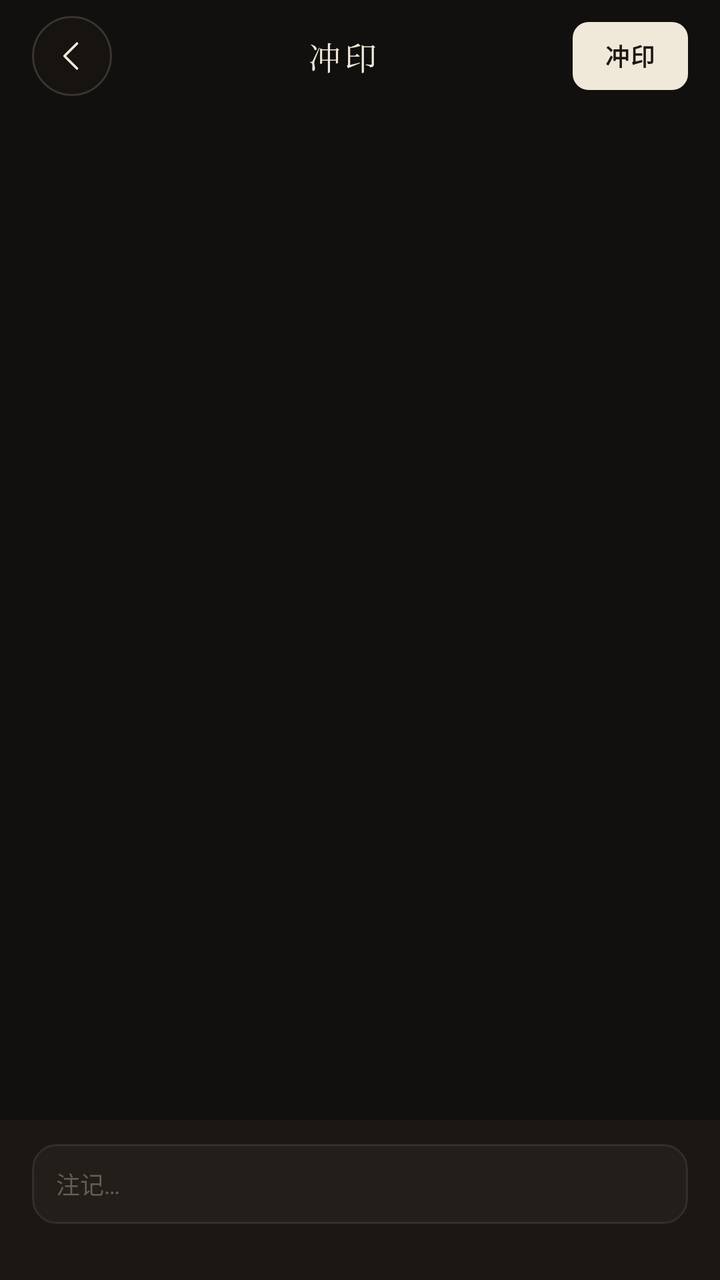
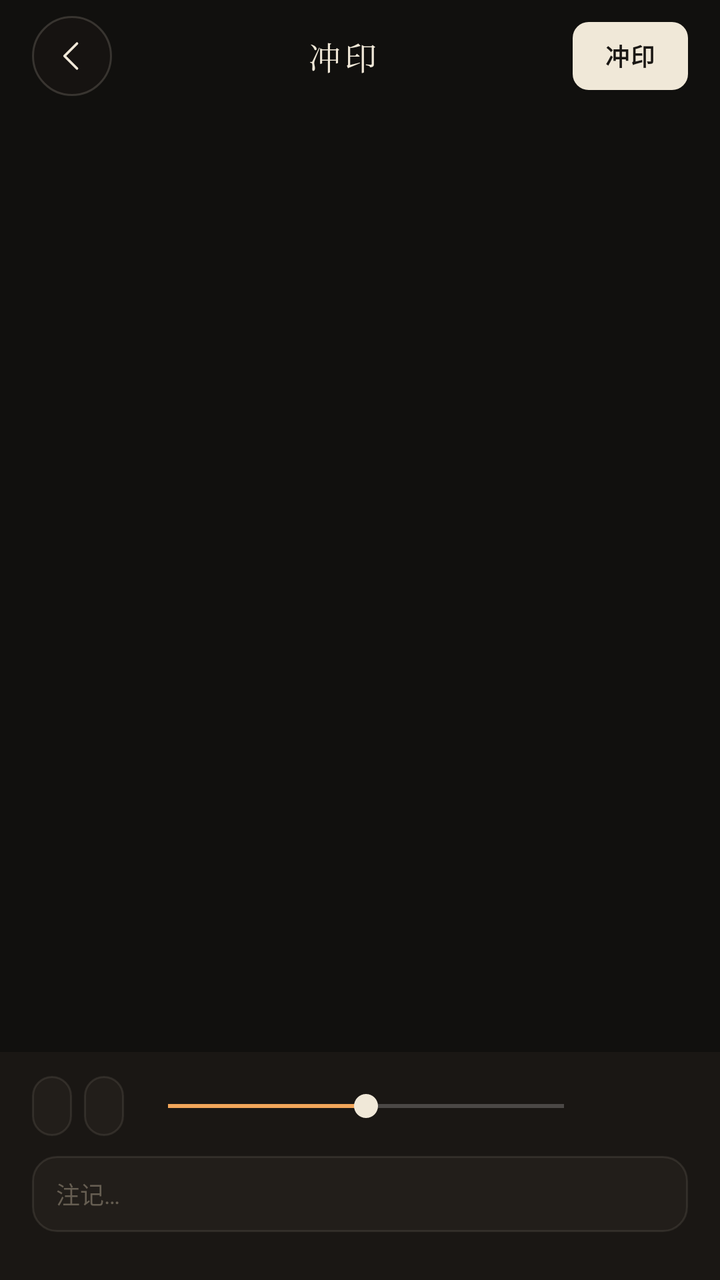

An Android layout rendered at two revisions. The XML below is the earlier revision; the diff shows what the commit changed to produce the second picture.
<!-- AndroidManifest.xml: application theme AppTheme -->
<!-- res/layout/dialog_darkroom_editor.xml -->
<?xml version="1.0" encoding="utf-8"?>
<LinearLayout xmlns:android="http://schemas.android.com/apk/res/android"
    android:id="@+id/editorRoot"
    android:layout_width="match_parent"
    android:layout_height="match_parent"
    android:background="@color/film_black"
    android:orientation="vertical">

    
    <LinearLayout
        android:layout_width="match_parent"
        android:layout_height="56dp"
        android:gravity="center_vertical"
        android:orientation="horizontal"
        android:paddingStart="16dp"
        android:paddingEnd="16dp">

        <ImageButton
            android:id="@+id/editorClose"
            style="@style/TopIconButton"
            android:contentDescription="@string/cancel"
            android:src="@drawable/ic_back" />

        <TextView
            style="@style/TextTitle"
            android:layout_width="0dp"
            android:layout_height="wrap_content"
            android:layout_weight="1"
            android:gravity="center"
            android:text="@string/editor_title" />

        <TextView
            android:id="@+id/editorSave"
            style="@style/TextMonoLabel"
            android:layout_width="wrap_content"
            android:layout_height="34dp"
            android:background="@drawable/bg_segment_active"
            android:gravity="center"
            android:paddingStart="16dp"
            android:paddingEnd="16dp"
            android:text="@string/editor_save"
            android:textColor="@color/ink"
            android:textStyle="bold" />
    </LinearLayout>

    
    <FrameLayout
        android:layout_width="match_parent"
        android:layout_height="0dp"
        android:layout_weight="1"
        android:padding="16dp">

        <ImageView
            android:id="@+id/editorPreview"
            android:layout_width="match_parent"
            android:layout_height="match_parent"
            android:scaleType="fitCenter" />

        <TextView
            android:id="@+id/editorBusy"
            style="@style/TextMonoLabel"
            android:layout_width="wrap_content"
            android:layout_height="wrap_content"
            android:layout_gravity="center"
            android:background="@drawable/bg_hud_bar"
            android:paddingStart="16dp"
            android:paddingTop="8dp"
            android:paddingEnd="16dp"
            android:paddingBottom="8dp"
            android:text="@string/editor_developing"
            android:visibility="gone" />
    </FrameLayout>

    
    <LinearLayout
        android:layout_width="match_parent"
        android:layout_height="wrap_content"
        android:background="@color/film_dark"
        android:orientation="vertical"
        android:paddingTop="12dp"
        android:paddingBottom="16dp">

        <EditText
            android:id="@+id/editorNoteInput"
            style="@style/TextCaption"
            android:layout_width="match_parent"
            android:layout_height="40dp"
            android:layout_marginStart="16dp"
            android:layout_marginEnd="16dp"
            android:background="@drawable/bg_segment_container"
            android:fontFamily="@font/jetbrains_mono_regular"
            android:hint="@string/editor_note_hint"
            android:imeOptions="actionDone"
            android:inputType="text"
            android:maxLength="36"
            android:paddingStart="12dp"
            android:paddingEnd="12dp"
            android:singleLine="true"
            android:textColor="@color/paper"
            android:textColorHint="@color/paper_muted" />

        <HorizontalScrollView
            android:id="@+id/editorFilmScroll"
            android:layout_width="match_parent"
            android:layout_height="wrap_content"
            android:layout_marginTop="12dp"
            android:clipToPadding="false"
            android:overScrollMode="never"
            android:scrollbars="none">

            <LinearLayout
                android:id="@+id/editorChipContainer"
                android:layout_width="wrap_content"
                android:layout_height="wrap_content"
                android:orientation="horizontal"
                android:paddingStart="16dp"
                android:paddingEnd="16dp" />
        </HorizontalScrollView>
    </LinearLayout>
</LinearLayout>
<!-- resources referenced by this layout -->
<resources>
  <color name="film_black">#11100E</color>
  <color name="film_dark">#1A1714</color>
  <color name="ink">#1A1714</color>
  <color name="paper">#F0E8D8</color>
  <color name="paper_muted">#665E52</color>
  <!-- drawable bg_hud_bar (drawable) -->
  <?xml version="1.0" encoding="utf-8"?>
  <shape xmlns:android="http://schemas.android.com/apk/res/android" android:shape="rectangle">
      <solid android:color="@color/pill_bg" />
      <corners android:radius="16dp" />
      <stroke android:width="1dp" android:color="@color/hairline" />
  </shape>
  <!-- drawable bg_segment_active (drawable) -->
  <?xml version="1.0" encoding="utf-8"?>
  <ripple xmlns:android="http://schemas.android.com/apk/res/android"
      android:color="#221A1714">
      <item>
          <shape android:shape="rectangle">
              <solid android:color="@color/paper" />
              <corners android:radius="8dp" />
          </shape>
      </item>
  </ripple>
  <!-- drawable bg_segment_container (drawable) -->
  <?xml version="1.0" encoding="utf-8"?>
  <shape xmlns:android="http://schemas.android.com/apk/res/android" android:shape="rectangle">
      <solid android:color="@color/film_panel" />
      <corners android:radius="12dp" />
      <stroke android:width="1dp" android:color="@color/hairline_soft" />
  </shape>
  <string name="cancel">取消</string>
  <string name="editor_developing">冲洗中…</string>
  <string name="editor_note_hint">注记…</string>
  <string name="editor_save">冲印</string>
  <string name="editor_title">冲印</string>
  <style name="TextCaption">
          <item name="android:textColor">@color/paper</item>
          <item name="android:textSize">12sp</item>
      </style>
  <style name="TextMonoLabel">
          <item name="android:textColor">@color/paper</item>
          <item name="android:fontFamily">@font/jetbrains_mono_regular</item>
          <item name="android:letterSpacing">0.06</item>
          <item name="android:textSize">12sp</item>
      </style>
  <style name="TextTitle">
          <item name="android:textColor">@color/paper</item>
          <item name="android:fontFamily">serif</item>
          <item name="android:letterSpacing">0.12</item>
          <item name="android:textSize">16sp</item>
      </style>
  <style name="TopIconButton">
          <item name="android:layout_width">40dp</item>
          <item name="android:layout_height">40dp</item>
          <item name="android:background">@drawable/bg_round_button</item>
          <item name="android:padding">10dp</item>
          <item name="android:scaleType">fitCenter</item>
          <item name="android:tint">@color/paper</item>
      </style>
  <style name="AppTheme" parent="AppTheme.Base" />
  <color name="pill_bg">#BA141210</color>
  <color name="hairline">#2AEFE7D6</color>
  <color name="film_panel">#221E1A</color>
  <color name="hairline_soft">#18EFE7D6</color>
  <!-- drawable bg_round_button (drawable) -->
  <?xml version="1.0" encoding="utf-8"?>
  <ripple xmlns:android="http://schemas.android.com/apk/res/android"
      android:color="@color/ripple_warm">
      <item>
          <shape android:shape="oval">
              <solid android:color="@color/control_bg" />
              <stroke android:width="1dp" android:color="@color/hairline" />
          </shape>
      </item>
  </ripple>
  <color name="ripple_warm">#2EEFE7D6</color>
  <color name="control_bg">#8C1A1714</color>
  <color name="accent">#D25A34</color>
  <!-- unchanged entries left out for length: 2 -->
</resources>

<!-- the commit's change to res/layout/dialog_darkroom_editor.xml (unified diff, before → after) -->
@@ -22,6 +22,7 @@
             android:src="@drawable/ic_back" />
 
         <TextView
+            android:id="@+id/editorTitle"
             style="@style/TextTitle"
             android:layout_width="0dp"
             android:layout_height="wrap_content"
@@ -48,13 +49,30 @@
         android:layout_width="match_parent"
         android:layout_height="0dp"
         android:layout_weight="1"
-        android:padding="16dp">
+        android:padding="14dp">
 
         <ImageView
             android:id="@+id/editorPreview"
             android:layout_width="match_parent"
             android:layout_height="match_parent"
+            android:contentDescription="@string/editor_hold_compare_hint"
             android:scaleType="fitCenter" />
+
+        <TextView
+            android:id="@+id/editorCompareBadge"
+            style="@style/TextMonoCaption"
+            android:layout_width="wrap_content"
+            android:layout_height="wrap_content"
+            android:layout_gravity="bottom|center_horizontal"
+            android:layout_marginBottom="8dp"
+            android:background="@drawable/bg_hud_bar"
+            android:paddingStart="12dp"
+            android:paddingTop="5dp"
+            android:paddingEnd="12dp"
+            android:paddingBottom="5dp"
+            android:text="@string/hint_comparing_original"
+            android:textColor="@color/amber_led"
+            android:visibility="gone" />
 
         <TextView
             android:id="@+id/editorBusy"
@@ -77,14 +95,66 @@
         android:layout_height="wrap_content"
         android:background="@color/film_dark"
         android:orientation="vertical"
-        android:paddingTop="12dp"
-        android:paddingBottom="16dp">
+        android:paddingTop="10dp"
+        android:paddingBottom="14dp">
+
+        <LinearLayout
+            android:layout_width="match_parent"
+            android:layout_height="34dp"
+            android:layout_marginStart="16dp"
+            android:layout_marginEnd="16dp"
+            android:layout_marginBottom="8dp"
+            android:gravity="center_vertical"
+            android:orientation="horizontal">
+
+            <TextView
+                android:id="@+id/editorPaperPill"
+                style="@style/TextMonoCaption"
+                android:layout_width="wrap_content"
+                android:layout_height="30dp"
+                android:background="@drawable/bg_segment_container"
+                android:gravity="center"
+                android:paddingStart="10dp"
+                android:paddingEnd="10dp"
+                android:textColor="@color/paper" />
+
+            <TextView
+                android:id="@+id/editorDatePill"
+                style="@style/TextMonoCaption"
+                android:layout_width="wrap_content"
+                android:layout_height="30dp"
+                android:layout_marginStart="6dp"
+                android:background="@drawable/bg_segment_container"
+                android:gravity="center"
+                android:paddingStart="10dp"
+                android:paddingEnd="10dp"
+                android:textColor="@color/paper" />
+
+            <SeekBar
+                android:id="@+id/editorWbSeek"
+                android:layout_width="0dp"
+                android:layout_height="wrap_content"
+                android:layout_marginStart="6dp"
+                android:layout_weight="1"
+                android:max="20"
+                android:progress="10"
+                android:progressTint="@color/amber_led"
+                android:thumbTint="@color/paper" />
+
+            <TextView
+                android:id="@+id/editorWbValue"
+                style="@style/TextMonoCaption"
+                android:layout_width="46dp"
+                android:layout_height="30dp"
+                android:gravity="center_vertical|end"
+                android:textColor="@color/amber_led" />
+        </LinearLayout>
 
         <EditText
             android:id="@+id/editorNoteInput"
             style="@style/TextCaption"
             android:layout_width="match_parent"
-            android:layout_height="40dp"
+            android:layout_height="38dp"
             android:layout_marginStart="16dp"
             android:layout_marginEnd="16dp"
             android:background="@drawable/bg_segment_container"
@@ -103,7 +173,7 @@
             android:id="@+id/editorFilmScroll"
             android:layout_width="match_parent"
             android:layout_height="wrap_content"
-            android:layout_marginTop="12dp"
+            android:layout_marginTop="10dp"
             android:clipToPadding="false"
             android:overScrollMode="never"
             android:scrollbars="none">
<!-- resource entries referenced after the edit -->
@@ -1,5 +1,6 @@
 <!-- resources referenced by this layout -->
 <resources>
+  <color name="amber_led">#F2A65A</color>
   <color name="film_black">#11100E</color>
   <color name="film_dark">#1A1714</color>
   <color name="ink">#1A1714</color>
@@ -32,12 +33,20 @@
   </shape>
   <string name="cancel">取消</string>
   <string name="editor_developing">冲洗中…</string>
+  <string name="editor_hold_compare_hint">按住预览画面对比原图</string>
   <string name="editor_note_hint">注记…</string>
   <string name="editor_save">冲印</string>
   <string name="editor_title">冲印</string>
+  <string name="hint_comparing_original">原片对比</string>
   <style name="TextCaption">
           <item name="android:textColor">@color/paper</item>
           <item name="android:textSize">12sp</item>
+      </style>
+  <style name="TextMonoCaption">
+          <item name="android:textColor">@color/paper</item>
+          <item name="android:fontFamily">@font/jetbrains_mono_regular</item>
+          <item name="android:letterSpacing">0.08</item>
+          <item name="android:textSize">11sp</item>
       </style>
   <style name="TextMonoLabel">
           <item name="android:textColor">@color/paper</item>
